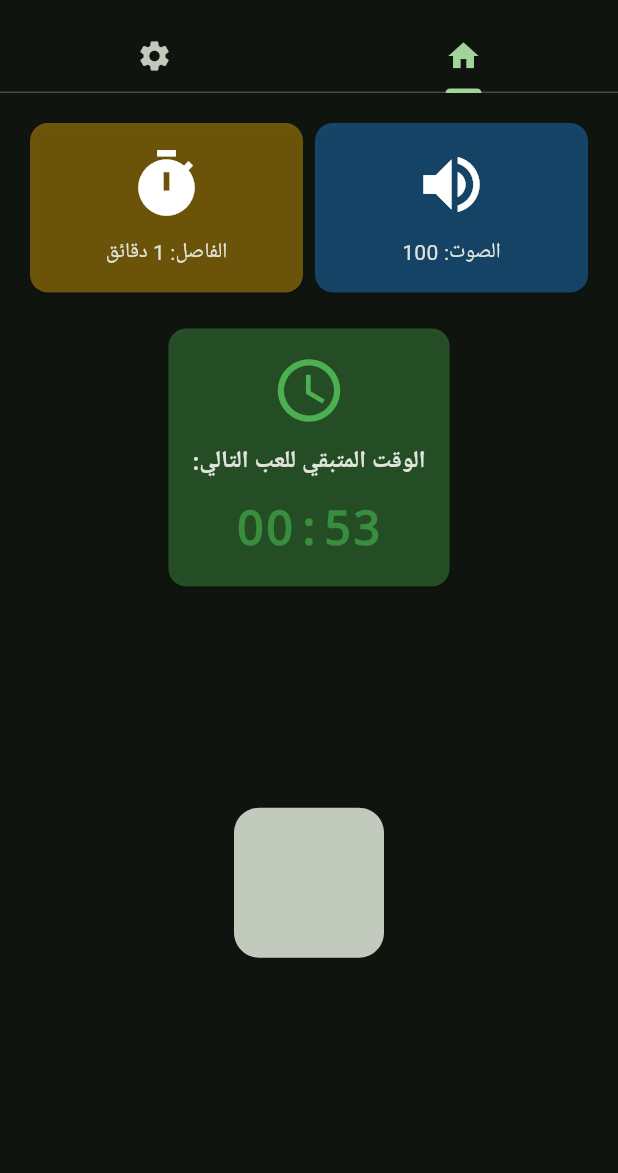
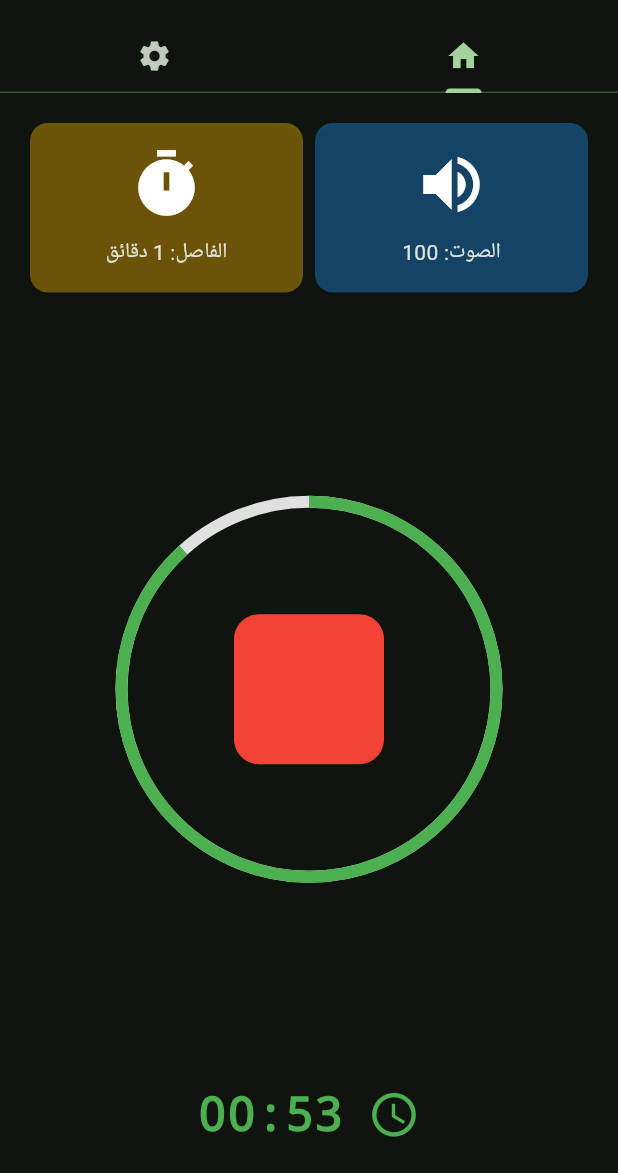
Before and after one commit to muslimpack/habib_reminder, a Flutter app: the screen it shows after launch, on a phone screen of 412 x 824 dp, the part 63-1236 px from its top. Run offline on Flutter 3.47's test engine with Material 3 defaults, Android fonts, the phone set to English and light mode, and no system bars; our stand-ins replace audioplayers, bloc, equatable, flutter_bloc.

Commit message:
Show remaining

```diff
--- a/habib_reminder/lib/src/features/home/presentation/controller/cubit/habib_state.dart
+++ b/habib_reminder/lib/src/features/home/presentation/controller/cubit/habib_state.dart
@@ -24,6 +24,16 @@ class HabibLoadedState extends HabibState {
     this.timeRemainingInSeconds = 0,
   });
 
+  Color get timeRemainingInSecondsColor {
+    if (timeRemainingInSeconds > 10) {
+      return Colors.green;
+    } else if (timeRemainingInSeconds > 5) {
+      return Colors.orange;
+    } else {
+      return Colors.red;
+    }
+  }
+
   @override
   List<Object> get props => [
     isRunning,
@@ -46,7 +56,8 @@ class HabibLoadedState extends HabibState {
       audioIntervalInMinutes:
           audioIntervalInMinutes ?? this.audioIntervalInMinutes,
       isRunning: isRunning ?? this.isRunning,
-      timeRemainingInSeconds: timeRemainingInSeconds ?? this.timeRemainingInSeconds,
+      timeRemainingInSeconds:
+          timeRemainingInSeconds ?? this.timeRemainingInSeconds,
     );
   }
 }
--- a/habib_reminder/lib/src/features/home/presentation/screens/summary_view.dart
+++ b/habib_reminder/lib/src/features/home/presentation/screens/summary_view.dart
@@ -56,42 +56,31 @@ class SummaryView extends StatelessWidget {
                 ],
               ),
 
-              // Countdown Timer Card
+              Expanded(
+                child: Center(
+                  child: Stack(
+                    alignment: Alignment.center,
+                    children: [
+                      // Progress indicator
                       if (state.isRunning)
-                Card(
-                  color: Colors.green.withAlpha(100),
-                  child: Padding(
-                    padding: const EdgeInsets.all(16.0),
-                    child: Column(
-                      spacing: 10,
-                      children: [
-                        Icon(Icons.access_time, size: 50, color: Colors.green),
-                        Text(
-                          'الوقت المتبقي للعب التالي:',
-                          style: TextStyle(
-                            fontSize: 16,
-                            fontWeight: FontWeight.bold,
-                          ),
-                        ),
-                        Text(
-                          context.read<HabibCubit>().formatTimeRemaining(
-                            state.timeRemainingInSeconds,
-                          ),
-                          style: TextStyle(
-                            fontSize: 32,
-                            fontWeight: FontWeight.bold,
-                            color: Colors.green[700],
-                            fontFamily: 'monospace',
-                          ),
-                        ),
-                      ],
+                        SizedBox(
+                          width: 250,
+                          height: 250,
+                          child: CircularProgressIndicator(
+                            value: state.timeRemainingInSeconds > 0
+                                ? state.timeRemainingInSeconds /
+                                      (state.audioIntervalInMinutes * 60)
+                                : 0.0,
+                            strokeWidth: 8,
+                            backgroundColor: Colors.grey[300],
+                            valueColor: AlwaysStoppedAnimation<Color>(
+                              state.timeRemainingInSecondsColor,
                             ),
                           ),
                         ),
 
-              Expanded(
-                child: Center(
-                  child: IconButton(
+                      // Play/Stop button
+                      IconButton(
                         onPressed: () {
                           if (state.isRunning) {
                             context.read<HabibCubit>().stop();
@@ -104,9 +93,30 @@ class SummaryView extends StatelessWidget {
                               ? Icons.stop_rounded
                               : Icons.play_arrow_rounded,
                           size: 200,
+                          color: state.isRunning ? Colors.red : Colors.green,
+                        ),
+                      ),
+                    ],
                   ),
                 ),
               ),
+              Row(
+                mainAxisAlignment: MainAxisAlignment.center,
+                spacing: 16,
+                children: [
+                  Icon(Icons.access_time, size: 35, color: Colors.green),
+                  Text(
+                    context.read<HabibCubit>().formatTimeRemaining(
+                      state.timeRemainingInSeconds,
+                    ),
+                    style: TextStyle(
+                      fontSize: 32,
+                      fontWeight: FontWeight.bold,
+                      color: state.timeRemainingInSecondsColor,
+                      fontFamily: 'monospace',
+                    ),
+                  ),
+                ],
               ),
             ],
           ),
```
Also changed, not shown: habib_reminder/lib/src/features/home/presentation/controller/cubit/habib_cubit.dart (+13 -17 lines). Lines whose indentation alone changed are shown as unchanged.
